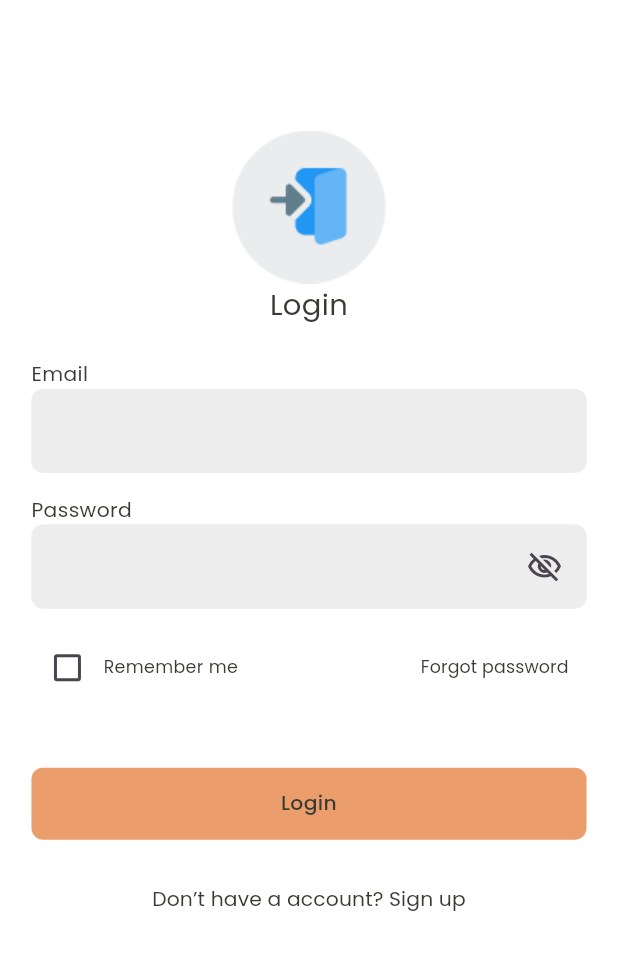
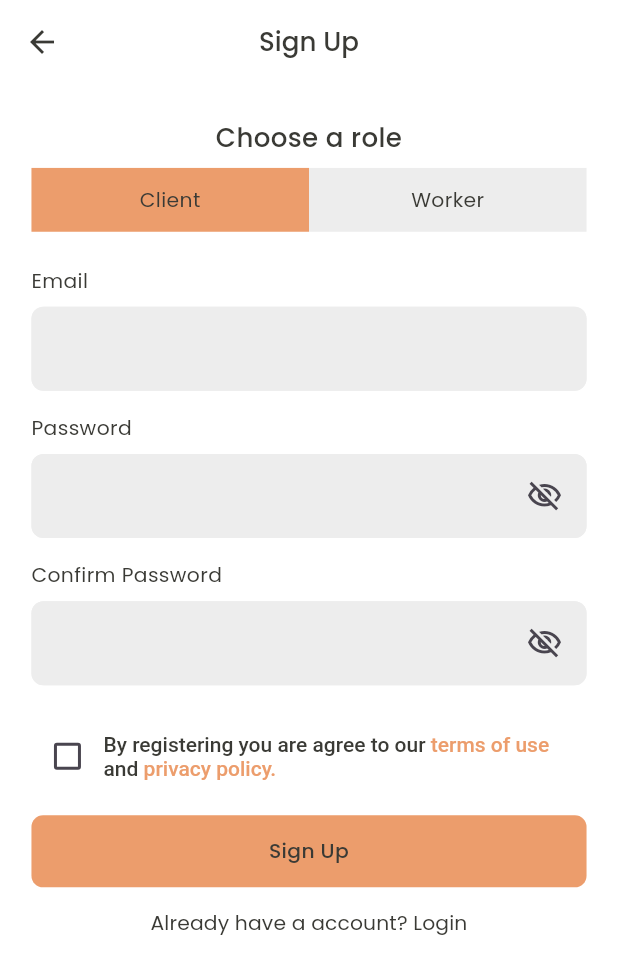
Before and after one commit to bdCalling-Sdt-hub/car_wash_flutter, a Flutter app: the screen it shows after launch, after a tap on "Don’t have a account? Sign up", on a phone screen of 412 x 824 dp. Shown: the top 974 px of the screen. Run offline on Flutter 3.47's test engine with Material 3 defaults, Android fonts, the phone set to English and light mode, and no system bars; our stand-ins replace flutter_screenutil, flutter_svg, gap, get, get_it, go_router and 6 more; accounts and stored records are empty; project files that could hold a hidden picture were left out.

Commit message:
Auth Done

```diff
--- a/lib/core/routes/route_path.dart
+++ b/lib/core/routes/route_path.dart
@@ -7,4 +7,8 @@ class RoutePath {
 
   //=================== Auth screens ===================
   static const String login = 'login';
+  static const String forgotPass = 'forgotPass';
+  static const String resetPass = 'resetPass';
+  static const String varification = 'varification';
+  static const String signUp = 'signUp';
 }
--- a/lib/core/routes/routes.dart
+++ b/lib/core/routes/routes.dart
@@ -1,6 +1,10 @@
 import 'package:car_wash/core/routes/route_path.dart';
 import 'package:car_wash/helper/extension/base_extension.dart';
+import 'package:car_wash/presentation/screens/auth/forgot_pass.dart';
 import 'package:car_wash/presentation/screens/auth/login.dart';
+import 'package:car_wash/presentation/screens/auth/reset_pass.dart';
+import 'package:car_wash/presentation/screens/auth/sign_up.dart';
+import 'package:car_wash/presentation/screens/auth/varification.dart';
 import 'package:car_wash/presentation/screens/splash_screen/splash_screen.dart';
 import 'package:car_wash/presentation/widgets/error_screen/error_screen.dart';
 import 'package:go_router/go_router.dart';
@@ -19,7 +23,7 @@ class AppRouter {
           builder: (context, state) => const SplashScreen(),
           redirect: (context, state) {
             Future.delayed(const Duration(seconds: 1), () {
-              AppRouter.route.goNamed(RoutePath.login);
+              AppRouter.route.replaceNamed(RoutePath.login);
             });
             return null;
           },
@@ -36,6 +40,29 @@ class AppRouter {
             name: RoutePath.login,
             path: RoutePath.login.addBasePath,
             builder: (context, state) => LogInScreen()),
+
+        ///======================= Forgot Pass Route =======================
+        GoRoute(
+            name: RoutePath.forgotPass,
+            path: RoutePath.forgotPass.addBasePath,
+            builder: (context, state) => ForgotPass()),
+
+        ///======================= Reset Pass Route =======================
+        GoRoute(
+            name: RoutePath.resetPass,
+            path: RoutePath.resetPass.addBasePath,
+            builder: (context, state) => ResetPass()),
+
+        ///======================= Varification Route =======================
+        GoRoute(
+            name: RoutePath.varification,
+            path: RoutePath.varification.addBasePath,
+            builder: (context, state) => VarificationScreen()),
+
+        GoRoute(
+            name: RoutePath.signUp,
+            path: RoutePath.signUp.addBasePath,
+            builder: (context, state) => SignUpScreen()),
       ]);
 
   static GoRouter get route => initRoute;
--- a/lib/core/theme/light_theme.dart
+++ b/lib/core/theme/light_theme.dart
@@ -54,11 +54,11 @@ final lightTheme = ThemeData(
 
     elevation: 0,
     centerTitle: true,
-    iconTheme: const IconThemeData(color: AppColors.primaryColor),
+    iconTheme: const IconThemeData(color: AppColors.blackLightColor),
     backgroundColor: AppColors.whiteColor,
     scrolledUnderElevation: 0,
     titleTextStyle: interMedium.copyWith(fontSize: 16.sp, color: black),
-    actionsIconTheme: const IconThemeData(color: AppColors.primaryColor),
+    actionsIconTheme: const IconThemeData(color: AppColors.blackLightColor),
     systemOverlayStyle: const SystemUiOverlayStyle(
       // Status bar color
       statusBarColor: Colors.black,
--- a/lib/dependency_injection/getx_injection.dart
+++ b/lib/dependency_injection/getx_injection.dart
@@ -3,5 +3,5 @@ import 'package:get/get.dart';
 
 void initGetx() {
   // ================== Auth Controller ==================
-  Get.lazyPut(() => AuthController());
+  Get.lazyPut(() => AuthController(), fenix: true);
 }
--- a/lib/presentation/screens/auth/controller/auth_controller.dart
+++ b/lib/presentation/screens/auth/controller/auth_controller.dart
@@ -4,6 +4,11 @@ import 'package:get/get.dart';
 class AuthController extends GetxController {
   Rx<TextEditingController> emailController = TextEditingController().obs;
   Rx<TextEditingController> passController = TextEditingController().obs;
+  Rx<TextEditingController> confirmController = TextEditingController().obs;
+
+  Rx<TextEditingController> otpController = TextEditingController().obs;
 
   Rx<bool> rememberMe = false.obs;
+  Rx<bool> isAgree = false.obs;
+  Rx<bool> isClient = true.obs;
 }
--- a/lib/presentation/screens/auth/login.dart
+++ b/lib/presentation/screens/auth/login.dart
@@ -1,4 +1,5 @@
 import 'package:car_wash/core/custom_assets/assets.gen.dart';
+import 'package:car_wash/core/routes/route_path.dart';
 import 'package:car_wash/presentation/screens/auth/controller/auth_controller.dart';
 import 'package:car_wash/presentation/widgets/custom_button/custom_button.dart';
 import 'package:car_wash/presentation/widgets/custom_text/custom_text.dart';
@@ -9,6 +10,7 @@ import 'package:flutter/material.dart';
 import 'package:flutter_screenutil/flutter_screenutil.dart';
 import 'package:gap/gap.dart';
 import 'package:get/get.dart';
+import 'package:go_router/go_router.dart';
 
 class LogInScreen extends StatelessWidget {
   LogInScreen({super.key});
@@ -17,13 +19,6 @@ class LogInScreen extends StatelessWidget {
   @override
   Widget build(BuildContext context) {
     return Scaffold(
-      // appBar: AppBar(
-      //   title: CustomText(
-      //     text: AppStrings.login,
-      //     fontWeight: FontWeight.w500,
-      //     fontSize: Dimensions.getButtonFontSizeLarge(context),
-      //   ),
-      // ),
       body: Obx(() {
         return SingleChildScrollView(
           padding: EdgeInsets.symmetric(horizontal: 20.w),
@@ -44,8 +39,12 @@ class LogInScreen extends StatelessWidget {
                   ],
                 ),
               ),
-              Gap(24.h),
-              const CustomText(text: AppStrings.email),
+
+              CustomText(
+                text: AppStrings.email,
+                bottom: 16.h,
+                top: 24.h,
+              ),
 
               ///===================== Email Login ==========================
               CustomTextField(
@@ -62,9 +61,11 @@ class LogInScreen extends StatelessWidget {
                 },
               ),
 
-              Gap(16.h),
-
-              const CustomText(text: AppStrings.password),
+              CustomText(
+                top: 16.h,
+                text: AppStrings.password,
+                bottom: 8.h,
+              ),
 
               ///===================== Password Login ==========================
               CustomTextField(
@@ -106,7 +107,9 @@ class LogInScreen extends StatelessWidget {
                   ///==================== Forgot Password Button ===================
 
                   TextButton(
-                      onPressed: () {},
+                      onPressed: () {
+                        context.pushNamed(RoutePath.forgotPass);
+                      },
                       child: CustomText(
                         text: AppStrings.forgotPassword,
                         fontSize: Dimensions.getFontSizeSmall(context),
@@ -119,10 +122,14 @@ class LogInScreen extends StatelessWidget {
               CustomButton(onTap: () {}),
               Gap(16.h),
 
+              /// ==================== Log In Button ===================
+
               Align(
                 alignment: Alignment.center,
                 child: TextButton(
-                    onPressed: () {},
+                    onPressed: () {
+                      context.pushNamed(RoutePath.signUp);
+                    },
                     child: const CustomText(text: AppStrings.dontHaveAAccount)),
               )
             ],
--- /dev/null
+++ b/lib/presentation/screens/auth/sign_up.dart
@@ -0,0 +1,235 @@
+import 'package:car_wash/presentation/widgets/custom_button/custom_button.dart';
+import 'package:car_wash/presentation/widgets/custom_text/custom_text.dart';
+import 'package:car_wash/presentation/widgets/custom_text_field/custom_text_field.dart';
+import 'package:car_wash/utils/app_colors/app_colors.dart';
+import 'package:car_wash/utils/dimensions/dimensions.dart';
+import 'package:car_wash/utils/static_strings/static_strings.dart';
+import 'package:flutter/gestures.dart';
+import 'package:flutter/material.dart';
+import 'package:flutter_screenutil/flutter_screenutil.dart';
+import 'package:gap/gap.dart';
+import 'package:get/get.dart';
+import 'package:go_router/go_router.dart';
+
+import 'controller/auth_controller.dart';
+
+class SignUpScreen extends StatelessWidget {
+  SignUpScreen({super.key});
+  final AuthController authController = Get.find<AuthController>();
+
+  @override
+  Widget build(BuildContext context) {
+    return Scaffold(
+      appBar: AppBar(
+        title: CustomText(
+          text: AppStrings.signUp,
+          fontWeight: FontWeight.w500,
+          fontSize: Dimensions.getFontSizeExtraLarge(context),
+        ),
+      ),
+      body: Obx(() {
+        return SingleChildScrollView(
+          padding: EdgeInsets.symmetric(horizontal: 20.w),
+          child: Column(
+            crossAxisAlignment: CrossAxisAlignment.start,
+            children: [
+              Gap(24.h),
+
+              Align(
+                alignment: Alignment.center,
+                child: CustomText(
+                  text: AppStrings.chooseARole,
+                  bottom: 8.h,
+                  fontWeight: FontWeight.w500,
+                  fontSize: Dimensions.getFontSizeExtraLarge(context),
+                ),
+              ),
+
+              ///================= Choose Role ==================
+              Row(
+                children: [
+                  ///===================== Client ===================
+                  Expanded(
+                      child: InkWell(
+                    onTap: () {
+                      authController.isClient.value =
+                          !authController.isClient.value;
+                    },
+                    child: Container(
+                      alignment: Alignment.center,
+                      height: 44.h,
+                      color: authController.isClient.value
+                          ? AppColors.primaryColor
+                          : AppColors.grayColor,
+                      child: const CustomText(text: AppStrings.client),
+                    ),
+                  )),
+
+                  ///===================== Worker ===================
+
+                  Expanded(
+                      child: InkWell(
+                    onTap: () {
+                      authController.isClient.value =
+                          !authController.isClient.value;
+                    },
+                    child: Container(
+                      alignment: Alignment.center,
+                      height: 44.h,
+                      color: !authController.isClient.value
+                          ? AppColors.primaryColor
+                          : AppColors.grayColor,
+                      child: const CustomText(text: AppStrings.worker),
+                    ),
+                  ))
+                ],
+              ),
+
+              Gap(24.h),
+
+              CustomText(
+                text: AppStrings.email,
+                bottom: 8.h,
+              ),
+
+              ///===================== Email  ======================
+              CustomTextField(
+                textEditingController: authController.emailController.value,
+                validator: (value) {
+                  if (value!.isEmpty) {
+                    return AppStrings.enterValidEmail;
+                  } else if (!AppStrings.emailRegexp
+                      .hasMatch(authController.emailController.value.text)) {
+                    return AppStrings.enterValidEmail;
+                  } else {
+                    return null;
+                  }
+                },
+              ),
+              CustomText(
+                top: 16.h,
+                text: AppStrings.password,
+                bottom: 8.h,
+              ),
+
+              ///======================== Password Field =======================
+
+              CustomTextField(
+                textEditingController: authController.passController.value,
+                isPassword: true,
+                validator: (value) {
+                  if (value.isEmpty) {
+                    return AppStrings.passWordMustBeAtLeast;
+                  } else if (value.length < 8 ||
+                      !AppStrings.passRegexp.hasMatch(value)) {
+                    return AppStrings.passwordLengthAndContain;
+                  } else {
+                    return null;
+                  }
+                },
+              ),
+
+              CustomText(
+                top: 16.h,
+                text: AppStrings.confirmPassword,
+                bottom: 8.h,
+              ),
+
+              ///======================== Confirm Password Field =======================
+
+              CustomTextField(
+                textEditingController: authController.confirmController.value,
+                isPassword: true,
+                validator: (value) {
+                  if (value.isEmpty) {
+                    return AppStrings.fieldCantNotBeEmpty;
+                  } else if (value !=
+                      authController.passController.value.text) {
+                    return "Password should match";
+                  }
+                  return null;
+                },
+              ),
+              Gap(24.h),
+
+              Row(
+                children: [
+                  ///======================== Agreement Check =======================
+
+                  Checkbox(
+                      value: authController.isAgree.value,
+                      onChanged: (value) {
+                        authController.isAgree.value = value ?? false;
+                      }),
+
+                  Expanded(
+                    child: RichText(
+                      maxLines: 2,
+                      text: TextSpan(
+                        children: <TextSpan>[
+                          const TextSpan(
+                            text: AppStrings.byRegistering,
+                            style: TextStyle(
+                              color: AppColors.blackLightColor,
+                              fontWeight: FontWeight.w500,
+                            ),
+                          ),
+                          TextSpan(
+                            text: " ${AppStrings.termsOfUse}",
+                            style: const TextStyle(
+                                color: AppColors.primaryColor,
+                                fontWeight: FontWeight.w500),
+                            recognizer: TapGestureRecognizer()
+                              ..onTap = () {
+                                /// TODO Navigate to Terms and Condition
+                                // Get.toNamed(AppRoute.termsAndConditionScreen);
+                              },
+                          ),
+                          const TextSpan(
+                            text: " and ",
+                            style: TextStyle(
+                              color: AppColors.blackLightColor,
+                              fontWeight: FontWeight.w500,
+                            ),
+                          ),
+                          TextSpan(
+                            text: "${AppStrings.privacyPolicy}.",
+                            style: const TextStyle(
+                                color: AppColors.primaryColor,
+                                fontWeight: FontWeight.w500),
+                            recognizer: TapGestureRecognizer()
+                              ..onTap = () {
+                                /// TODO Navigate to Privacy Policy
+                              },
+                          ),
+                        ],
+                      ),
+                    ),
+                  ),
+                ],
+              ),
+              Gap(16.h),
+
+              ///======================== Submit Button =======================
+              CustomButton(
+                onTap: () {},
+                title: AppStrings.signUp,
+              ),
+
+              Align(
+                alignment: Alignment.center,
+                child: TextButton(
+                    onPressed: () {
+                      context.pop();
+                    },
+                    child: const CustomText(
+                        text:
+                            "${AppStrings.alreadyHaveaAccount} ${AppStrings.login}")),
+              ),
+            ],
+          ),
+        );
+      }),
+    );
+  }
+}
--- a/lib/utils/dimensions/dimensions.dart
+++ b/lib/utils/dimensions/dimensions.dart
@@ -39,14 +39,15 @@ class Dimensions {
       context.width >= 1300 ? 15.sp : 13.sp;
   static double getFontSizeDefault(BuildContext context) =>
       context.width >= 1300 ? 17.sp : 14.sp;
+  static double getFontSizeLarge(BuildContext context) =>
+      context.width >= 1300 ? 20.sp : 16.sp;
+  static double getFontSizeExtraLarge(BuildContext context) =>
+      context.width >= 1300 ? 20.sp : 18.sp;
   static double getButtonFontSize(BuildContext context) =>
       context.width >= 1300 ? 26.sp : 20.sp;
   static double getButtonFontSizeLarge(BuildContext context) =>
       context.width >= 1300 ? 30.sp : 24.sp;
-  static double getFontSizeLarge(BuildContext context) =>
-      context.width >= 1300 ? 20.sp : 16.sp;
-  static double getFontSizeExtraLarge(BuildContext context) =>
-      context.width >= 1300 ? 20.sp : 18.sp;
+
   static double getFontSizeOverLarge(BuildContext context) =>
       context.width >= 1300 ? 56.sp : 46.sp;
   static double getFontSizeForReview(BuildContext context) => 36.sp;
--- a/lib/utils/static_strings/static_strings.dart
+++ b/lib/utils/static_strings/static_strings.dart
@@ -6,6 +6,8 @@ class AppStrings {
   ///====================== Auth ========================
   static const String signUp = "Sign Up";
   static const String email = "Email";
+  static const String chooseARole = "Choose a role";
+
   static const String enterValidEmail = "Enter a valid email";
   static RegExp emailRegexp = RegExp(
       r"^[a-zA-Z0-9.a-zA-Z0-9.!#$%&'*+-/=?^_`{|}~]+@[a-zA-Z0-9]+\.[a-zA-Z]+");
@@ -14,7 +16,7 @@ class AppStrings {
       "Password must contain at least one uppercase letter, one lowercase letter, one number";
   static RegExp passRegexp =
       RegExp(r'^(?=.*?[A-Z])(?=.*?[a-z])(?=.*?[0-9]).{8,}$');
-
+  static const fieldCantNotBeEmpty = "Field can't be empty";
   static const String passwordLengthAndContain =
       "Password must be at least 8 characters long and at least one uppercase letter, one lowercase letter, one number";
   static const String confirmPassword = "Confirm Password";
@@ -23,8 +25,13 @@ class AppStrings {
   static const String and = "and";
   static const String privacyPolicy = "privacy policy";
   static const String login = "Login";
+  static const String forgot = "Forgot";
   static const String alreadyHaveaAccount = "Already have a account?";
   static const String verification = "Verification";
+
+  static const String client = "Client";
+  static const String worker = "Worker";
+
   static const String enterVerificationCode = "Enter verification code";
   static const String resend = "resend";
   static const String didntRecieveAnyCode = "Didn't recieved any code?";
--- a/pubspec.yaml
+++ b/pubspec.yaml
@@ -42,6 +42,7 @@ dependencies:
   http: ^1.2.2
   internet_connection_checker_plus: ^2.5.2
   logger: ^2.4.0
+  pin_code_fields: ^8.0.1
 
 dev_dependencies:
   build_runner: ^2.4.10
```
Also changed, not shown: lib/presentation/screens/auth/forgot_pass.dart (added, +90 -0 lines), lib/presentation/screens/auth/reset_pass.dart (added, +90 -0 lines), lib/presentation/screens/auth/varification.dart (added, +107 -0 lines), pubspec.lock.
